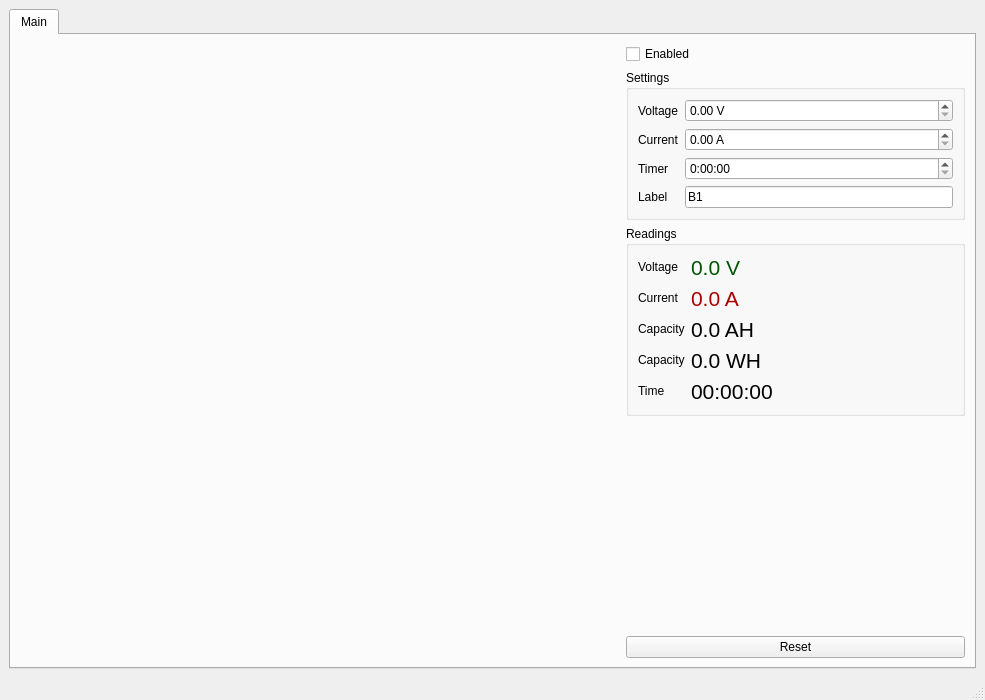
First picture: the form in gui/main.ui, repository misdoro/Electronic_load_px100, before the edit.
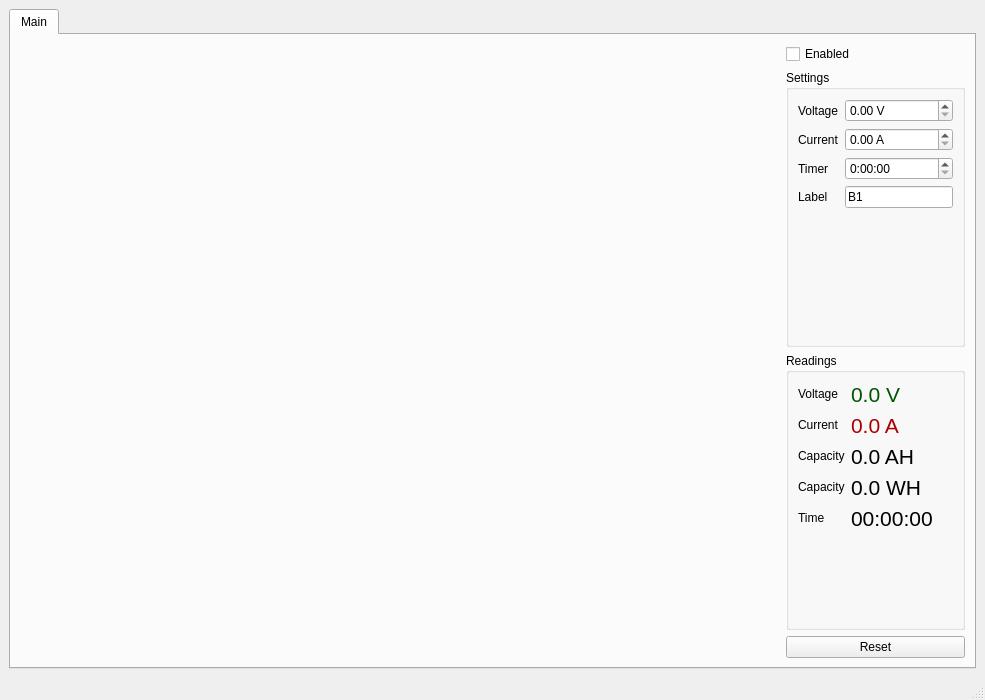
Second picture: the form after the edit.

Diff of the .ui file:
```diff
--- a/gui/main.ui
+++ b/gui/main.ui
@@ -34,8 +34,8 @@
         <item>
          <widget class="QWidget" name="plot_placeholder" native="true">
           <property name="sizePolicy">
-           <sizepolicy hsizetype="Minimum" vsizetype="Minimum">
-            <horstretch>0</horstretch>
+           <sizepolicy hsizetype="MinimumExpanding" vsizetype="Expanding">
+            <horstretch>9</horstretch>
             <verstretch>0</verstretch>
            </sizepolicy>
           </property>
@@ -380,19 +380,6 @@
             </layout>
            </widget>
           </item>
-          <item>
-           <spacer name="verticalSpacer">
-            <property name="orientation">
-             <enum>Qt::Vertical</enum>
-            </property>
-            <property name="sizeHint" stdset="0">
-             <size>
-              <width>20</width>
-              <height>40</height>
-             </size>
-            </property>
-           </spacer>
-          </item>
           <item>
            <widget class="QPushButton" name="resetButton">
             <property name="text">
```
